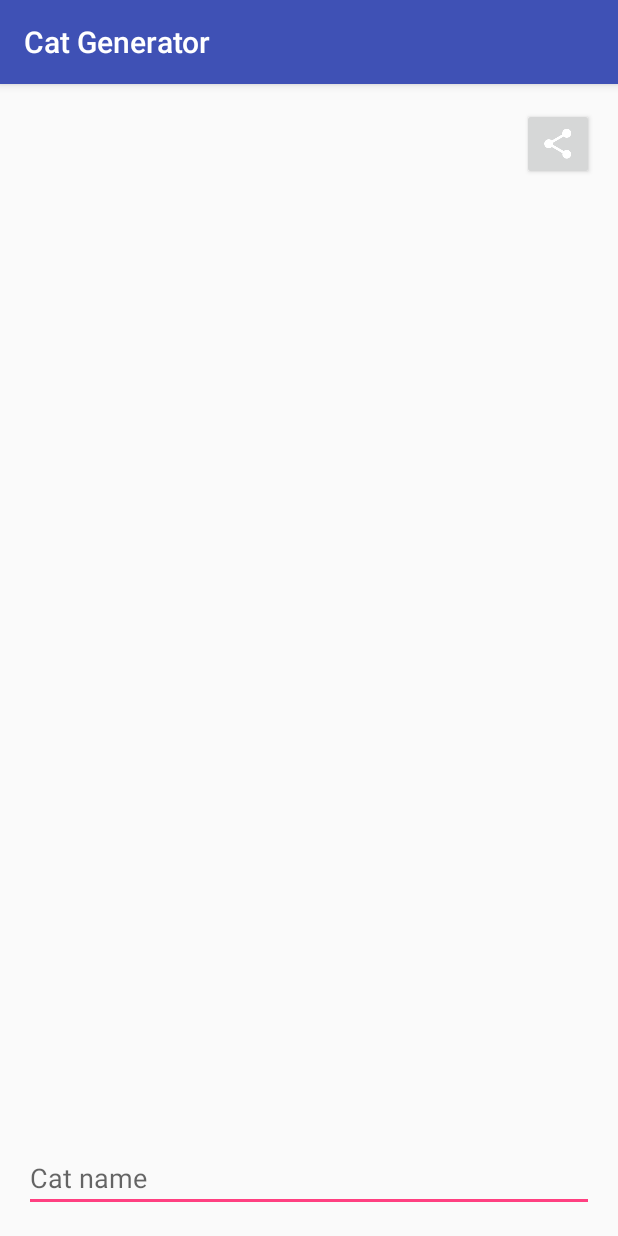
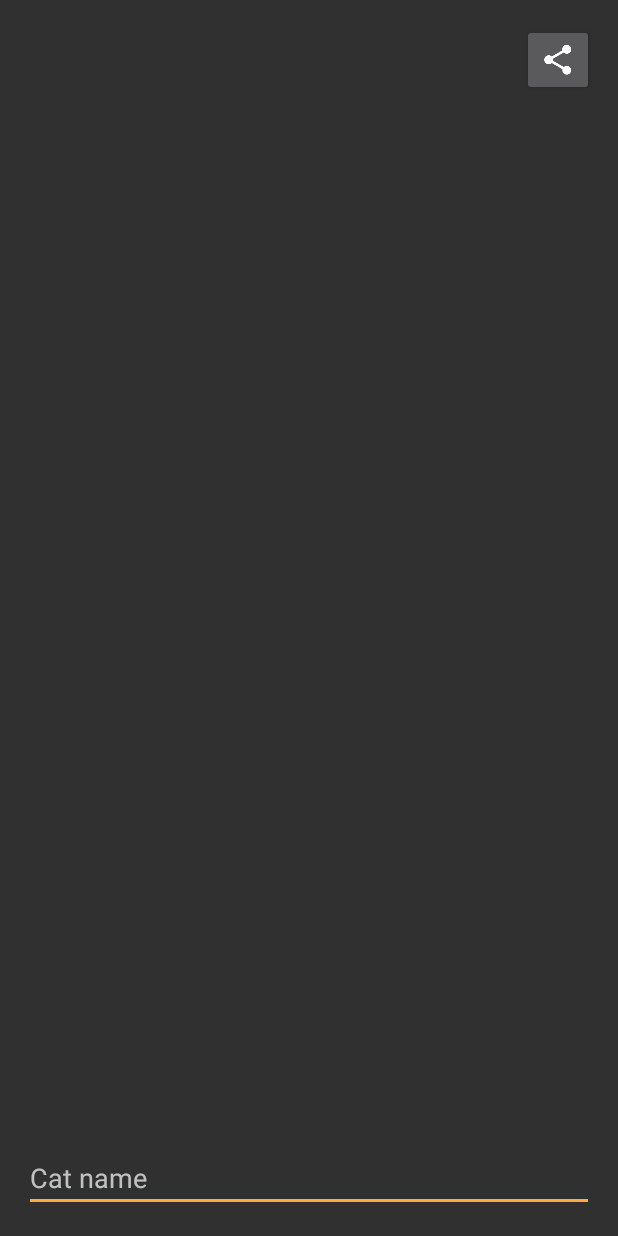
Before and after one commit to agateau/cat-avatar-generator-app, an Android app: the screen it shows after launch (MainActivity), on a phone screen of 412 x 824 dp. Run offline under Robolectric (Android 15) with nearby library versions, the phone set to English and light mode, and no system bars.

Commit message:
Create a dark theme

```diff
--- a/app/src/main/res/values/colors.xml
+++ b/app/src/main/res/values/colors.xml
@@ -1,6 +1,6 @@
 <?xml version="1.0" encoding="utf-8"?>
 <resources>
-    <color name="colorPrimary">#3F51B5</color>
+    <color name="colorPrimary">#e0e0e0</color>
     <color name="colorPrimaryDark">#303F9F</color>
-    <color name="colorAccent">#FF4081</color>
+    <color name="colorAccent">#ffab40</color>
 </resources>
--- a/app/src/main/res/values/styles.xml
+++ b/app/src/main/res/values/styles.xml
@@ -1,10 +1,10 @@
 <resources>
 
     <!-- Base application theme. -->
-    <style name="AppTheme" parent="Theme.AppCompat.Light.DarkActionBar">
+    <style name="AppTheme" parent="Theme.AppCompat.NoActionBar">
         <!-- Customize your theme here. -->
         <item name="colorPrimary">@color/colorPrimary</item>
-        <item name="colorPrimaryDark">@color/colorPrimaryDark</item>
+        <item name="colorPrimaryDark">@color/material_grey_800</item>
         <item name="colorAccent">@color/colorAccent</item>
     </style>
 
```
